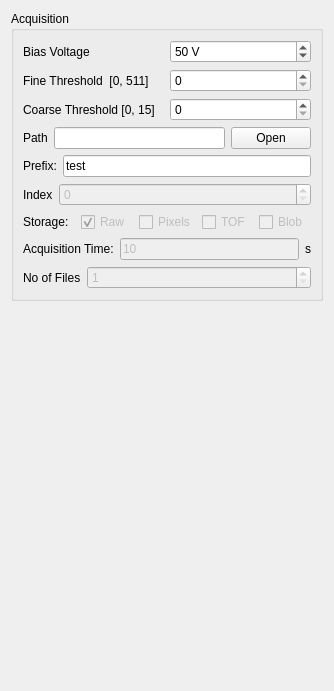
Before: the Qt Designer form pymepixviewer/panels/ui/acqconfig.ui in CFEL-CMI/pymepix-viewer, drawn with Qt 5.
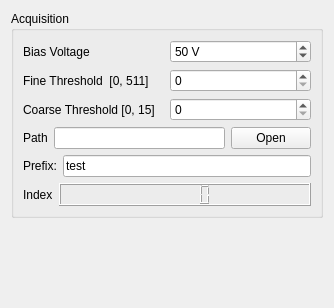
After: the same form once the commit is applied.

Commit message: #10 Removed useless settings; Use QLCD for Index

The edit to the form file:
```diff
--- a/pymepixviewer/panels/ui/acqconfig.ui
+++ b/pymepixviewer/panels/ui/acqconfig.ui
@@ -7,7 +7,7 @@
     <x>0</x>
     <y>0</y>
     <width>334</width>
-    <height>691</height>
+    <height>308</height>
    </rect>
   </property>
   <property name="windowTitle">
@@ -149,132 +149,7 @@
            </widget>
           </item>
           <item>
-           <widget class="QSpinBox" name="startindex">
-            <property name="enabled">
-             <bool>false</bool>
-            </property>
-            <property name="maximum">
-             <number>99999</number>
-            </property>
-           </widget>
-          </item>
-         </layout>
-        </item>
-        <item>
-         <layout class="QHBoxLayout" name="horizontalLayout">
-          <item>
-           <widget class="QLabel" name="label_5">
-            <property name="text">
-             <string>Storage:</string>
-            </property>
-           </widget>
-          </item>
-          <item>
-           <widget class="QCheckBox" name="write_raw">
-            <property name="enabled">
-             <bool>false</bool>
-            </property>
-            <property name="text">
-             <string>Raw</string>
-            </property>
-            <property name="checked">
-             <bool>true</bool>
-            </property>
-           </widget>
-          </item>
-          <item>
-           <widget class="QCheckBox" name="write_pixels">
-            <property name="enabled">
-             <bool>false</bool>
-            </property>
-            <property name="text">
-             <string>Pixels</string>
-            </property>
-           </widget>
-          </item>
-          <item>
-           <widget class="QCheckBox" name="write_tof">
-            <property name="enabled">
-             <bool>false</bool>
-            </property>
-            <property name="text">
-             <string>TOF</string>
-            </property>
-           </widget>
-          </item>
-          <item>
-           <widget class="QCheckBox" name="write_blob">
-            <property name="enabled">
-             <bool>false</bool>
-            </property>
-            <property name="text">
-             <string>Blob</string>
-            </property>
-            <property name="checked">
-             <bool>false</bool>
-            </property>
-           </widget>
-          </item>
-         </layout>
-        </item>
-        <item>
-         <layout class="QHBoxLayout" name="horizontalLayout_6">
-          <item>
-           <widget class="QLabel" name="label_8">
-            <property name="text">
-             <string>Acquisition Time:</string>
-            </property>
-           </widget>
-          </item>
-          <item>
-           <widget class="QLineEdit" name="acq_time">
-            <property name="enabled">
-             <bool>false</bool>
-            </property>
-            <property name="text">
-             <string>10</string>
-            </property>
-           </widget>
-          </item>
-          <item>
-           <widget class="QLabel" name="label_9">
-            <property name="text">
-             <string>s</string>
-            </property>
-           </widget>
-          </item>
-         </layout>
-        </item>
-        <item>
-         <layout class="QHBoxLayout" name="horizontalLayout_11">
-          <item>
-           <widget class="QLabel" name="label_13">
-            <property name="sizePolicy">
-             <sizepolicy hsizetype="Fixed" vsizetype="Preferred">
-              <horstretch>0</horstretch>
-              <verstretch>0</verstretch>
-             </sizepolicy>
-            </property>
-            <property name="text">
-             <string>No of Files</string>
-            </property>
-           </widget>
-          </item>
-          <item>
-           <widget class="QSpinBox" name="repeat_value">
-            <property name="enabled">
-             <bool>false</bool>
-            </property>
-            <property name="minimum">
-             <number>1</number>
-            </property>
-            <property name="maximum">
-             <number>99999</number>
-            </property>
-            <property name="value">
-             <number>1</number>
-            </property>
-           </widget>
+           <widget class="QLCDNumber" name="startIndex"/>
           </item>
          </layout>
         </item>
```
The commit also changes 2 other files.
